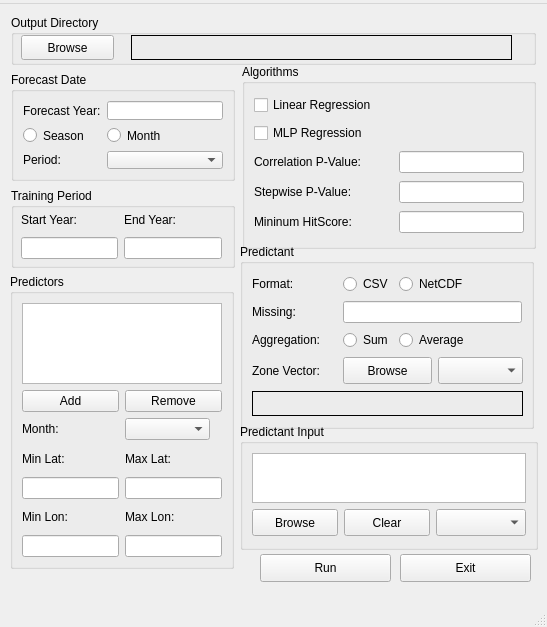
The window that cft.ui (taxmanyana/cft) describes before a commit, drawn with Qt 5.
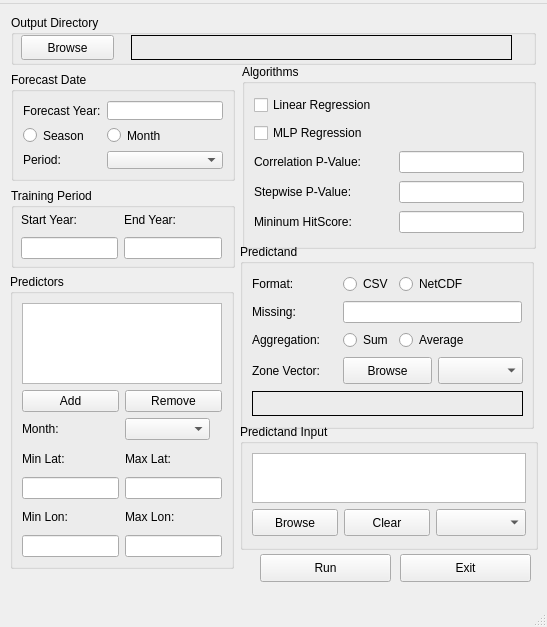
The same window after the commit. Icons and pictures are not drawn.

Commit message: rename parameters, add UI code to zoning

Diff of the .ui file:
```diff
--- a/cft.ui
+++ b/cft.ui
@@ -518,7 +518,7 @@
      </size>
     </property>
     <property name="title">
-     <string>Predictant</string>
+     <string>Predictand</string>
     </property>
     <layout class="QGridLayout" name="gridLayout_6">
      <item row="0" column="0">
@@ -698,7 +698,7 @@
      </size>
     </property>
     <property name="title">
-     <string>Predictant Input</string>
+     <string>Predictand Input</string>
     </property>
     <layout class="QGridLayout" name="gridLayout_2">
      <item row="0" column="0" colspan="3">
```
Left out of the diff: 8 changed lines with no effect on the pictures. The commit also changes 6 other files.
